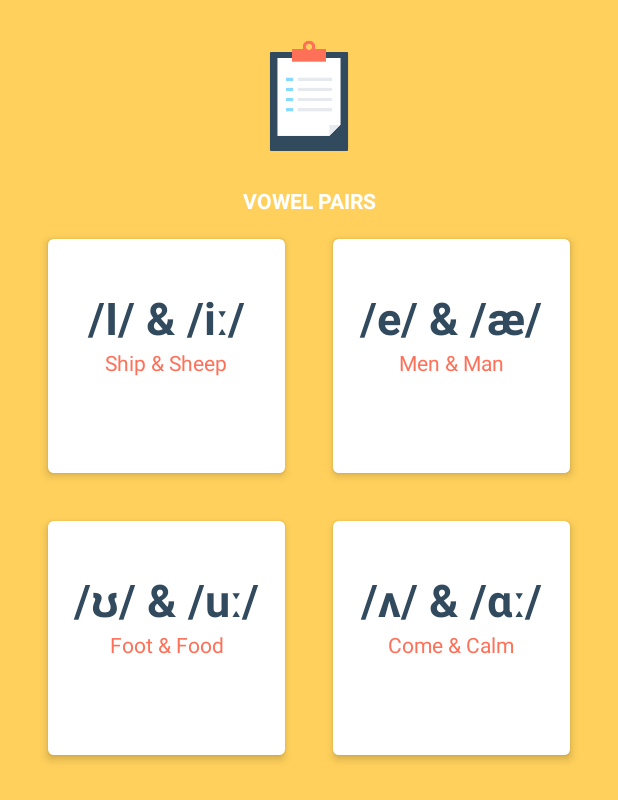
After one commit to esdsag12/ESD_16.17.S2_Saturday_Afternoon_G12, an Android app: the VowelPairActivity screen opened directly, with no data from a screen before it, on a phone screen of 412 x 824 dp. The commit adds this screen. Shown: the top 800 px of the screen. Run offline under Robolectric (Android 15) with nearby library versions, the phone set to English and light mode, and no system bars.

Commit message:
[TUNG] design listening

```diff
--- a/ESD/app/src/main/AndroidManifest.xml
+++ b/ESD/app/src/main/AndroidManifest.xml
@@ -24,7 +24,8 @@
         <activity android:name=".Activity.PracticeChooseWord" />
         <activity android:name=".Activity.PracticeRead" />
         <activity android:name=".Activity.PracticeActivity" />
-        <activity android:name=".Activity.TestingActivity"></activity>
+        <activity android:name=".Activity.TestingActivity" />
+        <activity android:name=".Activity.VowelPairActivity"></activity>
     </application>
 
 </manifest>
--- /dev/null
+++ b/ESD/app/src/main/java/com/app/esd/esd/Activity/VowelPairActivity.java
@@ -0,0 +1,53 @@
+package com.app.esd.esd.Activity;
+
+import android.animation.Animator;
+import android.os.Bundle;
+import android.support.v7.app.AppCompatActivity;
+import android.support.v7.widget.GridLayoutManager;
+import android.support.v7.widget.LinearLayoutManager;
+import android.support.v7.widget.RecyclerView;
+import android.view.Window;
+import android.view.WindowManager;
+import android.widget.ImageView;
+
+import com.app.esd.esd.Adapter.Rv_VowelPair_Adapter;
+import com.app.esd.esd.R;
+
+public class VowelPairActivity extends AppCompatActivity {
+    ImageView imgv_icon;
+    Animator animator;
+    RecyclerView rv_vowel;
+    RecyclerView.LayoutManager rvLm;
+    Rv_VowelPair_Adapter rv_adapter;
+
+    @Override
+    protected void onCreate(Bundle savedInstanceState) {
+        super.onCreate(savedInstanceState);
+        requestWindowFeature(Window.FEATURE_NO_TITLE);
+        getWindow().setFlags(WindowManager.LayoutParams.FLAG_FULLSCREEN,
+                WindowManager.LayoutParams.FLAG_FULLSCREEN);
+        setContentView(R.layout.activity_vowel_pair);
+        imgv_icon = (ImageView) findViewById(R.id.imgv_icon_vowelpair);
+        rv_vowel = (RecyclerView) findViewById(R.id.rv_vowelpair);
+        rvLm = new GridLayoutManager(this, 2, LinearLayoutManager.VERTICAL, false);
+        rv_vowel.setLayoutManager(rvLm);
+        rv_adapter = new Rv_VowelPair_Adapter();
+        rv_vowel.setAdapter(rv_adapter);
+    }
+
+    @Override
+    protected void onStart() {
+        super.onStart();
+//        int cy = findViewById(R.id.ln_parent_vowelpair).getWidth() / 2,
+//                cx = (imgv_icon.getBottom() + imgv_icon.getTop()) / 2;
+//
+//        float startRa = imgv_icon.getRight() - imgv_icon.getLeft(),
+//                endRa = Math.max(findViewById(R.id.ln_parent_vowelpair).getWidth(),
+//                        findViewById(R.id.ln_parent_vowelpair).getHeight());
+//        animator = ViewAnimationUtils
+//                .createCircularReveal(findViewById(R.id.ln_parent_vowelpair),
+//                        cx, cy, startRa, endRa);
+//        animator.setDuration(250);
+//        animator.start();
+    }
+}
--- /dev/null
+++ b/ESD/app/src/main/java/com/app/esd/esd/Adapter/Rv_VowelPair_Adapter.java
@@ -0,0 +1,76 @@
+package com.app.esd.esd.Adapter;
+
+import android.support.v7.widget.CardView;
+import android.support.v7.widget.RecyclerView;
+import android.view.LayoutInflater;
+import android.view.View;
+import android.view.ViewGroup;
+import android.widget.TextView;
+
+import com.app.esd.esd.R;
+
+/**
+ * Created by PTT on 5/14/2017.
+ */
+
+public class Rv_VowelPair_Adapter extends RecyclerView.Adapter<Rv_VowelPair_Adapter.ViewHolder> {
+
+    @Override
+    public ViewHolder onCreateViewHolder(ViewGroup parent, int viewType) {
+        return new ViewHolder(LayoutInflater.from(parent.getContext())
+                .inflate(R.layout.item_rv_vowelpair, parent, false));
+    }
+
+    @Override
+    public void onBindViewHolder(ViewHolder holder, int position) {
+        VowelPair vowelPair1 = VowelPair.values()[position];
+        holder.tv_vowel1.setText(vowelPair1.getVeowel());
+        holder.tv_word1.setText(vowelPair1.getWord());
+    }
+
+    @Override
+    public int getItemCount() {
+        int count = 0;
+        int length = VowelPair.values().length;
+        if (length % 2 == 0) {
+            count = length / 2;
+        } else {
+            count = (length / 2) + 1;
+        }
+        return VowelPair.values().length;
+    }
+
+    class ViewHolder extends RecyclerView.ViewHolder {
+        CardView cardv1;
+        TextView tv_vowel1, tv_word1;
+
+        public ViewHolder(View itemView) {
+            super(itemView);
+            cardv1 = (CardView) itemView.findViewById(R.id.cardv1_vowelpair);
+            tv_vowel1 = (TextView) itemView.findViewById(R.id.txtv_vowel1_itemrv);
+            tv_word1 = (TextView) itemView.findViewById(R.id.txtv_wordpair1_itemrv);
+        }
+    }
+
+    public enum VowelPair {
+        VOWEL1("/I/ & /iː/", "Ship & Sheep"),
+        VOWEL2("/e/ & /æ/", "Men & Man"),
+        VOWEL3("/ʊ/ & /uː/", "Foot & Food"),
+        VOWEL4("/ʌ/ & /ɑː/", "Come & Calm");
+        private String veowel;
+        private String word;
+
+        VowelPair(String veowel, String word) {
+            this.veowel = veowel;
+            this.word = word;
+        }
+
+        public String getVeowel() {
+            return veowel;
+        }
+
+        public String getWord() {
+            return word;
+        }
+    }
+}
--- a/ESD/app/src/main/res/layout/activity_main.xml
+++ b/ESD/app/src/main/res/layout/activity_main.xml
@@ -65,7 +65,7 @@
             android:layout_width="wrap_content"
             android:layout_height="wrap_content"
             android:gravity="center"
-            android:text="practice"
+            android:text="practicing"
             android:textAllCaps="true"
             android:textColor="@android:color/white"
             android:textStyle="bold" />
--- a/ESD/app/src/main/res/layout/activity_practice.xml
+++ b/ESD/app/src/main/res/layout/activity_practice.xml
@@ -20,7 +20,6 @@
 
     <android.support.v4.view.ViewPager
         android:theme="@style/PractViewPager"
-        android:paddingStart="32dp"
         android:id="@+id/viewpager_pract"
         android:layout_width="wrap_content"
         android:layout_height="wrap_content"
--- /dev/null
+++ b/ESD/app/src/main/res/layout/activity_vowel_pair.xml
@@ -0,0 +1,59 @@
+<?xml version="1.0" encoding="utf-8"?>
+<android.support.design.widget.CoordinatorLayout xmlns:android="http://schemas.android.com/apk/res/android"
+    xmlns:app="http://schemas.android.com/apk/res-auto"
+    xmlns:tools="http://schemas.android.com/tools"
+    android:id="@+id/ln_parent_vowelpair"
+    android:layout_width="match_parent"
+    android:layout_height="match_parent"
+    android:background="@color/colorFabListen"
+    android:transitionName="lnlisten"
+    tools:context="com.app.esd.esd.Activity.VowelPairActivity">
+
+    <android.support.v4.widget.NestedScrollView
+        android:layout_width="match_parent"
+        android:layout_height="wrap_content"
+        app:layout_behavior="@string/appbar_scrolling_view_behavior">
+
+        <ScrollView
+            android:layout_width="match_parent"
+            android:layout_height="wrap_content">
+
+            <LinearLayout
+                android:layout_width="match_parent"
+                android:layout_height="wrap_content"
+                android:descendantFocusability="blocksDescendants"
+                android:orientation="vertical">
+
+                <ImageView
+                    android:id="@+id/imgv_icon_vowelpair"
+                    android:layout_width="match_parent"
+                    android:layout_height="100dp"
+                    android:layout_gravity="center_horizontal"
+                    android:layout_marginBottom="8dp"
+                    android:layout_marginTop="16dp"
+                    android:src="@drawable/choose"
+                    android:transitionName="imgvlisten" />
+
+                <TextView
+                    android:layout_width="match_parent"
+                    android:layout_height="wrap_content"
+                    android:gravity="center"
+                    android:text="vowel pairs"
+                    android:textAllCaps="true"
+                    android:textColor="@android:color/white"
+                    android:textStyle="bold"
+                    android:transitionName="txtvlisten" />
+
+                <android.support.v7.widget.RecyclerView
+                    android:id="@+id/rv_vowelpair"
+                    android:layout_width="match_parent"
+                    android:layout_height="wrap_content"
+                    android:paddingEnd="16dp"
+                    android:paddingStart="16dp"
+                    android:scrollbarSize="0dp"
+                    android:scrollbarStyle="insideOverlay"
+                    android:scrollbars="vertical" />
+            </LinearLayout>
+        </ScrollView>
+    </android.support.v4.widget.NestedScrollView>
+</android.support.design.widget.CoordinatorLayout>
--- a/ESD/app/src/main/res/layout/item_expand.xml
+++ b/ESD/app/src/main/res/layout/item_expand.xml
@@ -2,7 +2,7 @@
 <LinearLayout xmlns:android="http://schemas.android.com/apk/res/android"
     android:layout_width="match_parent"
     android:layout_height="wrap_content"
-    android:background="@android:color/white"
+    android:background="@drawable/ripple_itemexpand"
     android:orientation="vertical"
     android:padding="8dp">
 
--- /dev/null
+++ b/ESD/app/src/main/res/layout/item_rv_vowelpair.xml
@@ -0,0 +1,45 @@
+<?xml version="1.0" encoding="utf-8"?>
+<android.support.v7.widget.CardView xmlns:android="http://schemas.android.com/apk/res/android"
+    xmlns:app="http://schemas.android.com/apk/res-auto"
+    android:id="@+id/cardv1_vowelpair"
+    android:layout_width="match_parent"
+    android:layout_height="wrap_content"
+    android:layout_margin="16dp"
+    app:cardCornerRadius="3.5dp"
+    android:clickable="true"
+    android:foreground="?android:attr/selectableItemBackgroundBorderless"
+    app:cardElevation="3.5dp">
+
+    <LinearLayout
+        android:layout_width="match_parent"
+        android:layout_height="wrap_content"
+        android:orientation="vertical"
+        android:paddingBottom="64dp"
+        android:paddingEnd="8dp"
+        android:paddingStart="8dp"
+        android:paddingTop="32dp">
+
+        <TextView
+            android:id="@+id/txtv_vowel1_itemrv"
+            android:layout_width="match_parent"
+            android:layout_height="wrap_content"
+            android:gravity="center"
+            android:lines="1"
+            android:maxLines="1"
+            android:textAllCaps="false"
+            android:textColor="@color/coloritemrvVowel"
+            android:textSize="30sp"
+            android:textStyle="bold" />
+
+        <TextView
+            android:id="@+id/txtv_wordpair1_itemrv"
+            android:layout_width="match_parent"
+            android:layout_height="wrap_content"
+            android:gravity="center"
+            android:lines="1"
+            android:maxLines="1"
+            android:textAllCaps="false"
+            android:textColor="@color/coloritemrvWord" />
+
+    </LinearLayout>
+</android.support.v7.widget.CardView>
--- a/ESD/app/src/main/res/layout/layout_pager_keyboard.xml
+++ b/ESD/app/src/main/res/layout/layout_pager_keyboard.xml
@@ -3,6 +3,7 @@
     xmlns:app="http://schemas.android.com/apk/res-auto"
     android:layout_width="250dp"
     android:layout_height="400dp"
+    android:id="@+id/cardv_keyboard"
     android:layout_gravity="center"
     android:layout_marginBottom="32dp"
     android:layout_marginEnd="16dp"
--- a/ESD/app/src/main/res/layout/layout_pager_speak.xml
+++ b/ESD/app/src/main/res/layout/layout_pager_speak.xml
@@ -7,6 +7,7 @@
     android:layout_marginBottom="32dp"
     android:layout_marginEnd="16dp"
     android:layout_marginStart="16dp"
+    android:id="@+id/cardv_speak"
     android:layout_marginTop="32dp"
     app:cardBackgroundColor="@color/white"
     app:cardCornerRadius="3dp"
--- a/ESD/app/src/main/res/values/colors.xml
+++ b/ESD/app/src/main/res/values/colors.xml
@@ -14,4 +14,8 @@
     <color name="blue">#4BB9EC</color>
     <color name="colorGroup">#FFD788</color>
     <color name="colorBtnPager">#00C37A</color>
+    <color name="colorFabListen">#FFD05B</color>
+    <color name="coloritemrvVowel">#324A5E</color>
+    <color name="coloritemrvWord">#FF7058</color>
+    <color name="rippleitemrv">#84DBFF</color>
     </resources>
--- a/ESD/app/src/main/res/values/styles.xml
+++ b/ESD/app/src/main/res/values/styles.xml
@@ -8,6 +8,8 @@
         <item name="android:windowActivityTransitions">true</item>
         <item name="android:windowContentTransitions">true</item>
         <item name="colorAccent">@color/colorAccent</item>
+        <item name="windowNoTitle">true</item>
+        <item name="android:windowFullscreen">true</item>
     </style>
 
     <style name="AppTheme.AppBarOverlay" parent="ThemeOverlay.AppCompat.Dark.ActionBar" />
```
Also changed, not shown: ESD/app/src/main/java/com/app/esd/esd/Activity/PracticeActivity.java (+17 -3 lines), ESD/app/src/main/java/com/app/esd/esd/Adapter/PractVPAdapter.java (+13 -13 lines), ESD/app/src/main/res/drawable/ripple_itemexpand.xml (added, +8 -0 lines), ESD/app/src/main/res/drawable/ripple_itemlisten.xml (added, +7 -0 lines), ESD/app/src/main/res/layout/layout_pager_listen.xml (renamed from ESD/app/src/main/res/layout/layout_pager_choose.xml, +16 -14 lines).
